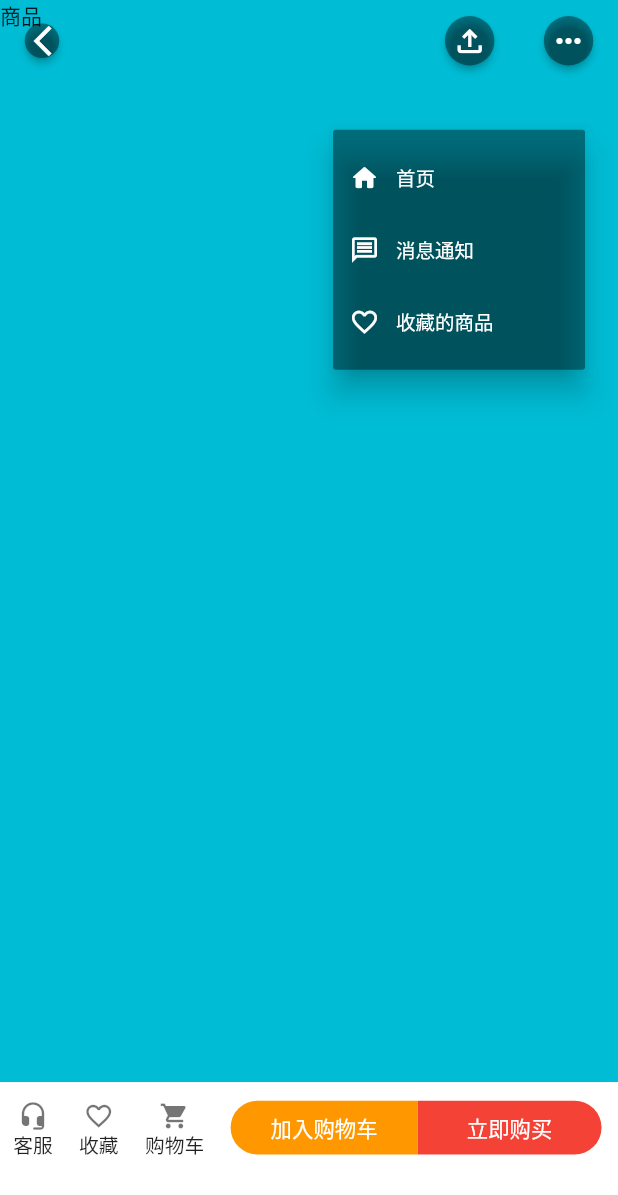
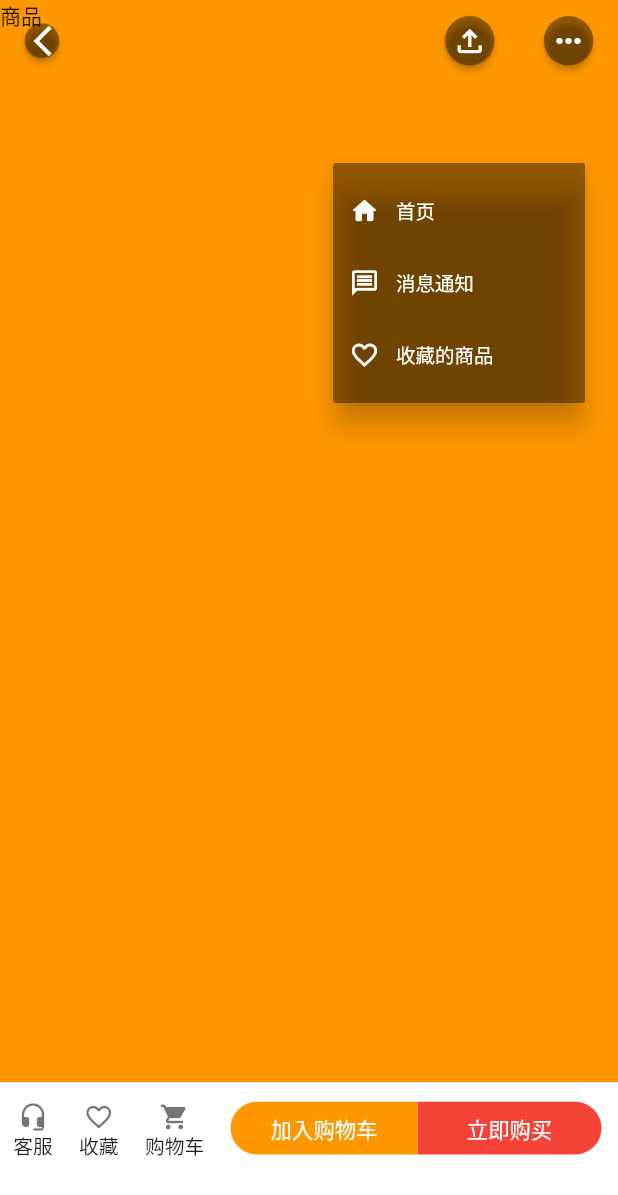
Before and after one commit to deepindo/DoXiaoMiMall, a Flutter app: the GoodsContentView screen opened by its route, after a tap on the "keyboard control" icon, on a phone screen of 412 x 824 dp. Shown: the top 1195 px of the screen. Run offline on Flutter 3.47's test engine with Material 2 defaults, Android fonts, the phone set to English and light mode, and no system bars; our stand-ins replace dio, flutter_screenutil, flutter_swiper_view, get, shared_preferences; accounts and stored records are empty; network calls fail.

Commit message:
添加模型goodsContentModel，修改一些之前的类名等

```diff
--- a/lib/app/modules/goodsContent/views/goods_info_view.dart
+++ b/lib/app/modules/goodsContent/views/goods_content_details_view.dart
@@ -2,16 +2,15 @@ import 'package:flutter/material.dart';
 import 'package:get/get.dart';
 import '../../../services/app_screenAdapter.dart';
 
-class GoodsInfoView extends GetView {
-  const GoodsInfoView({Key? key}) : super(key: key);
+class GoodsContentDetailsView extends GetView {
+  const GoodsContentDetailsView({Key? key}) : super(key: key);
   @override
   Widget build(BuildContext context) {
     return Container(
-      // key: controller.gk1 ,
-      color: Colors.cyan,
+      color: Colors.purple,
       width: double.infinity,
       height: DoScreenAdapter.h(1000),
-      child: Text("商品"),
+      child: Text("详情"),
     );
   }
 }
--- a/lib/app/modules/goodsContent/views/goods_recommend_view.dart
+++ b/lib/app/modules/goodsContent/views/goods_content_info_view.dart
@@ -2,15 +2,16 @@ import 'package:flutter/material.dart';
 import 'package:get/get.dart';
 import '../../../services/app_screenAdapter.dart';
 
-class GoodsRecommendView extends GetView {
-  const GoodsRecommendView({Key? key}) : super(key: key);
+class GoodsContentInfoView extends GetView {
+  const GoodsContentInfoView({Key? key}) : super(key: key);
   @override
   Widget build(BuildContext context) {
     return Container(
+      // key: controller.gk1 ,
       color: Colors.orange,
       width: double.infinity,
       height: DoScreenAdapter.h(1000),
-      child: Text("推荐"),
+      child: Text("商品"),
     );
   }
 }
--- a/lib/app/modules/goodsContent/views/goods_content_view.dart
+++ b/lib/app/modules/goodsContent/views/goods_content_view.dart
@@ -2,11 +2,11 @@
 import 'package:flutter/material.dart';
 import 'package:get/get.dart';
 // import 'package:get/get_connect/http/src/utils/utils.dart';
+import '../../../services/app_screenAdapter.dart';
 import '../controllers/goods_content_controller.dart';
-import '../views/goods_info_view.dart';
-import '../views/goods_details_view.dart';
-import '../views/goods_recommend_view.dart';
-import '../../../services/app_screenAdapter.dart';
+import '../views/goods_content_info_view.dart';
+import '../views/goods_content_details_view.dart';
+import '../views/goods_content_recommend_view.dart';
 
 class GoodsContentView extends GetView<GoodsContentController> {
   const GoodsContentView({Key? key}) : super(key: key);
@@ -126,9 +126,9 @@ class GoodsContentView extends GetView<GoodsContentController> {
       controller: controller.scrollController,
       child: Column(
         children: const [
-          GoodsInfoView(),
-          GoodsDetailsView(),
-          GoodsRecommendView(),
+          GoodsContentInfoView(),
+          GoodsContentDetailsView(),
+          GoodsContentRecommendView(),
         ],
       ),
     );
@@ -153,7 +153,16 @@ class GoodsContentView extends GetView<GoodsContentController> {
             DoScreenAdapter.w(0),
             DoScreenAdapter.h(34) + DoScreenAdapter.h(0),
           ),
-          color: Colors.white,
+          decoration: BoxDecoration(
+              color: Colors.white,
+              border: Border(
+                //顶部边线
+                top: BorderSide(
+                  width: DoScreenAdapter.h(0.5),
+                  color: Colors.black12,
+                ),
+              )),
+
           child: Row(
             // crossAxisAlignment: CrossAxisAlignment.center,//不生效
             // mainAxisAlignment: MainAxisAlignment.center,
@@ -287,7 +296,7 @@ class GoodsContentView extends GetView<GoodsContentController> {
       context: Get.context!,
       position: RelativeRect.fromLTRB(
         DoScreenAdapter.sw(),
-        DoScreenAdapter.h(70),
+        DoScreenAdapter.h(64 + 24), //24是适配刘海屏的
         DoScreenAdapter.w(20),
         DoScreenAdapter.h(0),
       ),
```
Also changed, not shown: lib/app/models/goods_content_model.dart (added, +129 -0 lines), lib/app/modules/goodsContent/views/goods_content_recommend_view.dart (renamed from lib/app/modules/goodsContent/views/goods_details_view.dart, +4 -4 lines).
